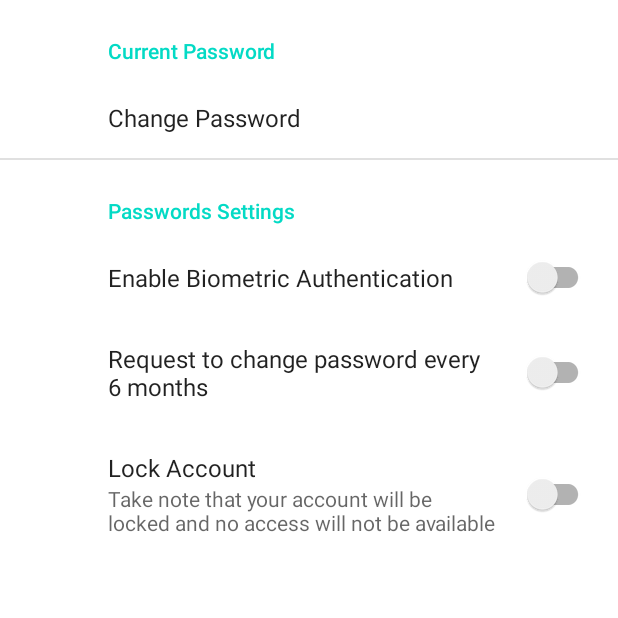
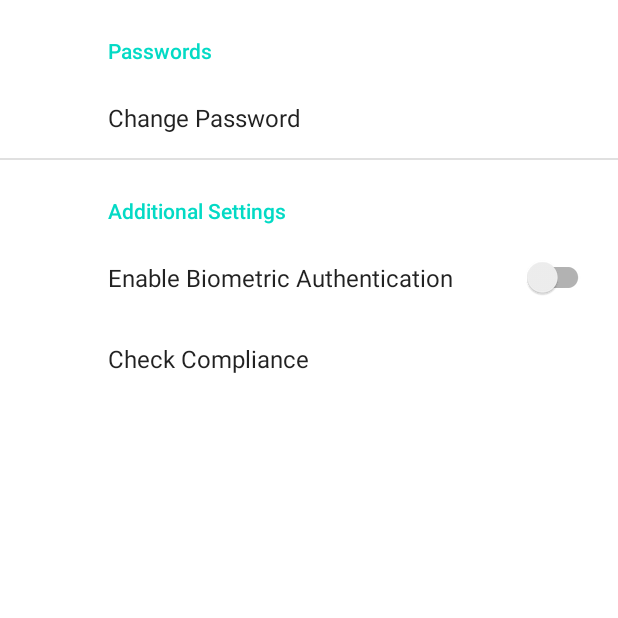
Before and after one commit to bchooxg/CSIT321, an Android app: the fragment SettingsFragment shown on its own in the app's theme, on a phone screen of 412 x 824 dp, the top half of it. Run offline under Robolectric (Android 15) with nearby library versions, the phone set to English and light mode, and no system bars; our stand-ins replace androidx.preference.

Commit message:
Added first version of compliance checker

```diff
--- a/app/src/main/java/com/SFM/secureFolderManagement/SettingsActivity.kt
+++ b/app/src/main/java/com/SFM/secureFolderManagement/SettingsActivity.kt
@@ -8,6 +8,7 @@ import androidx.appcompat.app.AppCompatActivity
 import androidx.preference.Preference
 import androidx.preference.PreferenceFragmentCompat
 import androidx.preference.PreferenceManager.getDefaultSharedPreferences
+import com.SFM.secureFolderManagement.activities.ComplianceChecker
 import com.SFM.secureFolderManagement.activities.PasswordActivity
 
 
@@ -33,6 +34,7 @@ class SettingsFragment : PreferenceFragmentCompat() {
     override fun onCreatePreferences(savedInstanceState: Bundle?, rootKey: String?) {
         setPreferencesFromResource(R.xml.root_preferences, rootKey)
 
+        // to send user to pin code activity
         val preference: Preference? = findPreference("change_pin")
         preference?.setOnPreferenceClickListener {
             context?.let { it1 -> getDefaultSharedPreferences(it1).edit().putBoolean("isPinSet", false).apply() }
@@ -41,5 +43,14 @@ class SettingsFragment : PreferenceFragmentCompat() {
             true
         }
 
+        // to send user to compliance checker activity
+        val preference2: Preference? = findPreference("check_compliance")
+        preference2?.setOnPreferenceClickListener {
+            val intent = Intent(context, ComplianceChecker::class.java)
+            startActivity(intent)
+            true
+        }
+
+
     }
 }
--- a/app/src/main/res/xml/root_preferences.xml
+++ b/app/src/main/res/xml/root_preferences.xml
@@ -1,7 +1,7 @@
 <PreferenceScreen xmlns:app="http://schemas.android.com/apk/res-auto"
     xmlns:android="http://schemas.android.com/apk/res/android">
 
-    <PreferenceCategory app:title="Current Password">
+    <PreferenceCategory app:title="Passwords">
 
         <Preference
             app:key="change_pin"
@@ -11,21 +11,26 @@
 
     </PreferenceCategory>
 
-    <PreferenceCategory app:title="Passwords Settings">
+    <PreferenceCategory app:title="Additional Settings">
 
         <SwitchPreferenceCompat
             app:key="isBioAuthEnabled"
             app:title="Enable Biometric Authentication" />
 
-        <SwitchPreferenceCompat
-            app:key="changePwd"
-            app:title="Request to change password every 6 months" />
+        <Preference
+            app:key="check_compliance"
+            app:title="Check Compliance">
 
-        <SwitchPreferenceCompat
-            app:key="lockAcc"
-            app:summaryOff="Take note that your account will be locked and no access will not be available"
-            app:summaryOn="Take note that your account will be unlocked"
-            app:title="Lock Account" />
+        </Preference>
+<!--        <SwitchPreferenceCompat-->
+<!--            app:key="changePwd"-->
+<!--            app:title="Request to change password every 6 months" />-->
+
+<!--        <SwitchPreferenceCompat-->
+<!--            app:key="lockAcc"-->
+<!--            app:summaryOff="Take note that your account will be locked and no access will not be available"-->
+<!--            app:summaryOn="Take note that your account will be unlocked"-->
+<!--            app:title="Lock Account" />-->
 
     </PreferenceCategory>
 
```
Also changed, not shown: app/src/main/AndroidManifest.xml (+8 -2 lines), app/src/main/java/com/SFM/secureFolderManagement/activities/ComplianceChecker.kt (added, +24 -0 lines), app/src/main/res/layout/activity_compliance_checker.xml (added, +68 -0 lines).
